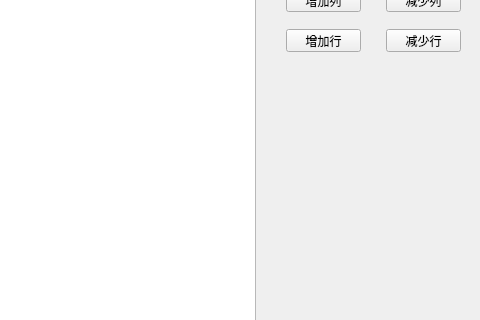
The window that osd/deviceswnd.ui (jpcstpj7281/gameseer) describes before a commit, drawn with Qt 5; both pictures show x 544 to 1024 and y 81 to 401 of the 1024 by 768 pixel window.
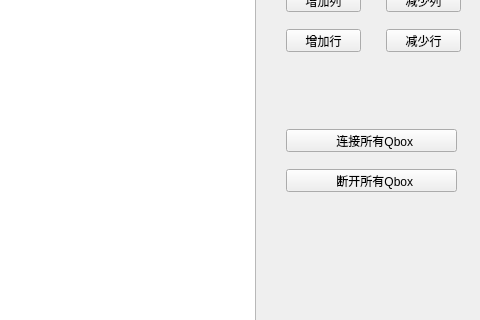
The same window after the commit.

Commit message: osd deviceswnd

What changed in the file:
```diff
--- a/osd/deviceswnd.ui
+++ b/osd/deviceswnd.ui
@@ -87,6 +87,32 @@
     <string>减少列</string>
    </property>
   </widget>
+  <widget class="QPushButton" name="pushButton_5">
+   <property name="geometry">
+    <rect>
+     <x>830</x>
+     <y>210</y>
+     <width>171</width>
+     <height>23</height>
+    </rect>
+   </property>
+   <property name="text">
+    <string>  连接所有Qbox</string>
+   </property>
+  </widget>
+  <widget class="QPushButton" name="pushButton_6">
+   <property name="geometry">
+    <rect>
+     <x>830</x>
+     <y>250</y>
+     <width>171</width>
+     <height>23</height>
+    </rect>
+   </property>
+   <property name="text">
+    <string>  断开所有Qbox</string>
+   </property>
+  </widget>
   <zorder>tableDevices</zorder>
   <zorder>pushButton_2</zorder>
   <zorder>pushButton_3</zorder>
```
Left out of the diff: 2 changed lines with no effect on the pictures. The commit also changes 12 other files.
